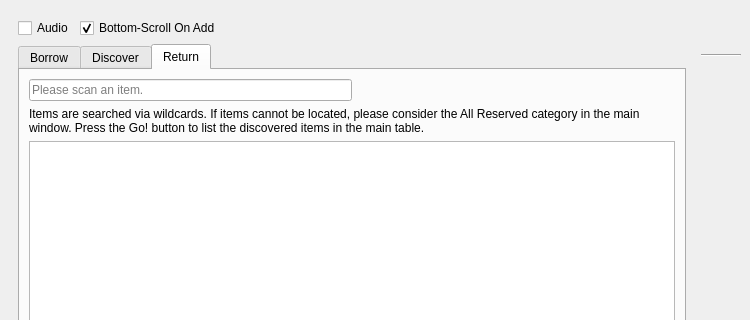
Above: UI/biblioteq_batch_activities_browser.ui from textbrowser/biblioteq before the change; both pictures show x 0 to 750 and y 0 to 320 of the 750 by 500 pixel window. Below: the same form after it.
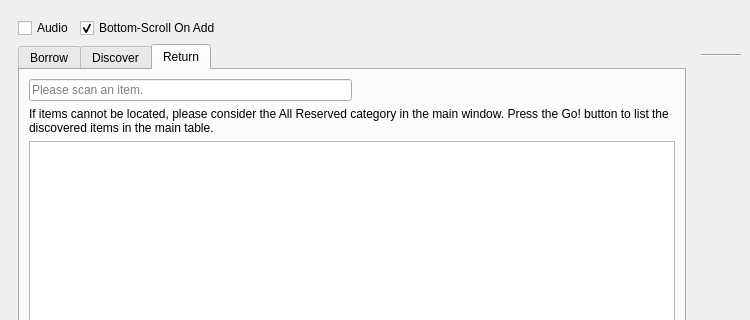
That is the form after the change. The open tabs and pages were chosen to show the change. Icons and pictures are not drawn.

```diff
--- a/UI/biblioteq_batch_activities_browser.ui
+++ b/UI/biblioteq_batch_activities_browser.ui
@@ -477,7 +477,7 @@
            <item>
             <widget class="QLabel" name="label_4">
              <property name="text">
-              <string>Items are searched via wildcards. If items cannot be located, please consider the All Reserved category in the main window. Press the Go! button to list the discovered items in the main table.</string>
+              <string>If items cannot be located, please consider the All Reserved category in the main window. Press the Go! button to list the discovered items in the main table.</string>
              </property>
              <property name="wordWrap">
               <bool>true</bool>
```
